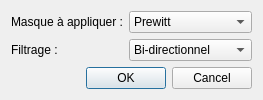
The window that tp1/EdgeDetectionConfigDialog.ui (joelrandria/analyse_tp1) describes before a commit, drawn with Qt 5.
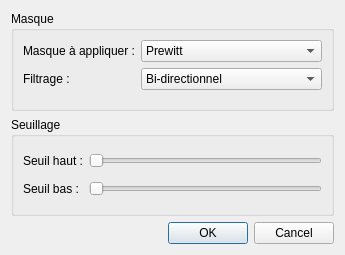
The same window after the commit.

Commit message: [Seuillage]  + UI configuration des seuils de l'hystérisis

What changed in the file:
```diff
--- a/tp1/EdgeDetectionConfigDialog.ui
+++ b/tp1/EdgeDetectionConfigDialog.ui
@@ -9,8 +9,8 @@
    <rect>
     <x>0</x>
     <y>0</y>
-    <width>337</width>
-    <height>131</height>
+    <width>345</width>
+    <height>255</height>
    </rect>
   </property>
   <property name="sizePolicy">
@@ -25,10 +25,13 @@
   <property name="modal">
    <bool>true</bool>
   </property>
+  <layout class="QGridLayout" name="gridLayout_3">
+   <item row="0" column="0">
+    <widget class="QGroupBox" name="groupBox">
+     <property name="title">
+      <string>Masque</string>
+     </property>
   <layout class="QGridLayout" name="gridLayout">
-   <property name="sizeConstraint">
-    <enum>QLayout::SetFixedSize</enum>
-   </property>
    <item row="0" column="0">
     <layout class="QFormLayout" name="formLayout">
      <property name="sizeConstraint">
@@ -83,7 +86,49 @@
      </item>
     </layout>
    </item>
+     </layout>
+     <zorder></zorder>
+     <zorder></zorder>
+    </widget>
+   </item>
    <item row="1" column="0">
+    <widget class="QGroupBox" name="groupBox_2">
+     <property name="title">
+      <string>Seuillage</string>
+     </property>
+     <layout class="QGridLayout" name="gridLayout_2">
+      <item row="0" column="0">
+       <widget class="QLabel" name="label">
+        <property name="text">
+         <string>Seuil haut :</string>
+        </property>
+       </widget>
+      </item>
+      <item row="0" column="1">
+       <widget class="QSlider" name="horizontalSlider">
+        <property name="orientation">
+         <enum>Qt::Horizontal</enum>
+        </property>
+       </widget>
+      </item>
+      <item row="1" column="0">
+       <widget class="QLabel" name="label_2">
+        <property name="text">
+         <string>Seuil bas :</string>
+        </property>
+       </widget>
+      </item>
+      <item row="1" column="1">
+       <widget class="QSlider" name="horizontalSlider_2">
+        <property name="orientation">
+         <enum>Qt::Horizontal</enum>
+        </property>
+       </widget>
+      </item>
+     </layout>
+    </widget>
+   </item>
+   <item row="2" column="0">
     <widget class="QDialogButtonBox" name="buttonBox">
      <property name="orientation">
       <enum>Qt::Horizontal</enum>
```
Lines whose indentation alone changed are shown as unchanged. The commit also changes 1 other file.
